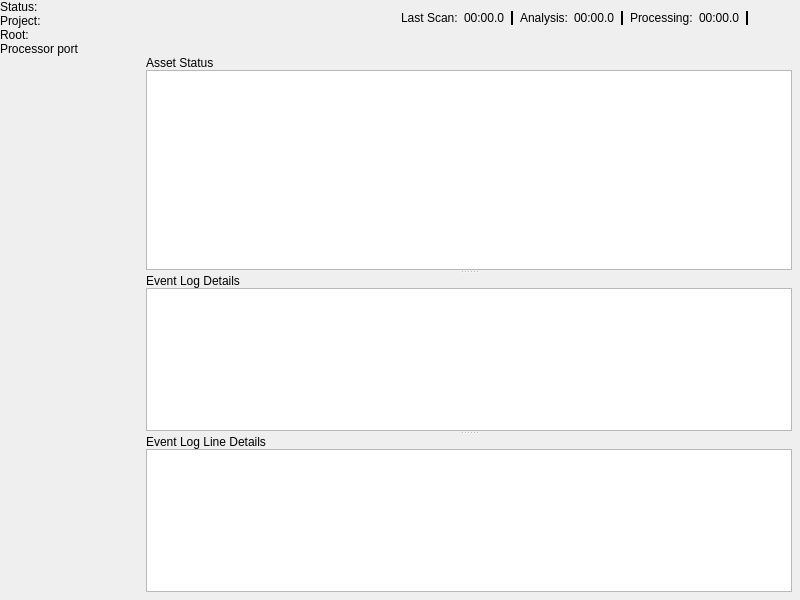
This is Code/Tools/AssetProcessor/native/ui/MainWindow.ui in o3de/o3de as Qt 5 draws it before an edit. The edited form follows.
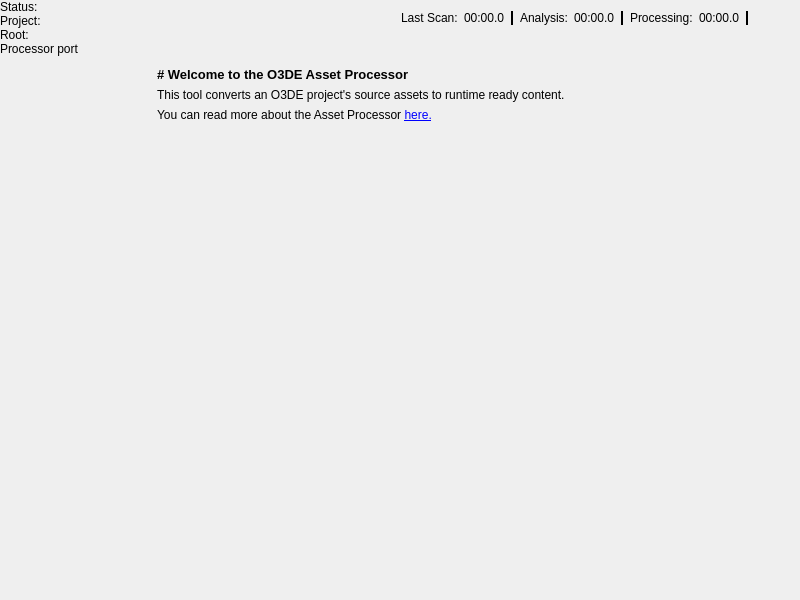
This is the edited form. Icons and pictures are not drawn. Custom widgets are drawn as their Qt base class.

Commit message:
Added a simple welcome screen to the Asset Processor, to make it easier to onboard to this tool. (#15572)
* Added a simple welcome screen to the Asset Processor, to make it easier to onboard to this tool.

* Gave unique names to widgets, adjusted text for non-game projects.

---------

```diff
--- a/Code/Tools/AssetProcessor/native/ui/MainWindow.ui
+++ b/Code/Tools/AssetProcessor/native/ui/MainWindow.ui
@@ -337,7 +337,61 @@
         <property name="currentIndex">
          <number>0</number>
         </property>
-        <widget class="QSplitter" name="jobDialogSplitter">
+         <widget class="QWidget" name="WelcomePage">
+           <layout class="QVBoxLayout" name="WelcomeVerticalLayout">
+             <item>
+              <widget class="QLabel" name="welcomeScreenTitle">
+               <property name="font">
+                <font>
+                 <pointsize>10</pointsize>
+                 <weight>75</weight>
+                 <bold>true</bold>
+                </font>
+               </property>
+               <property name="text">
+                <string># Welcome to the O3DE Asset Processor</string>
+               </property>
+               <property name="textFormat">
+                <enum>Qt::MarkdownText</enum>
+               </property>
+              </widget>
+             </item>
+             <item>
+               <widget class="QLabel" name="WelcomeDescriptionLabel1">
+                 <property name="text">
+                   <string>This tool converts an O3DE project's source assets to runtime ready content.</string>
+                 </property>
+               </widget>
+             </item>
+             <item>
+               <widget class="QLabel" name="WelcomeDescriptionLabel2">
+                 <property name="text">
+                   <string>You can read more about the Asset Processor &lt;a href=&quot;https://www.o3de.org/docs/user-guide/assets/asset-processor/&quot;&gt;here.&lt;/a&gt;</string>
+                 </property>
+                 <property name="openExternalLinks">
+                   <bool>true</bool>
+                 </property>
+                 <property name="textInteractionFlags">
+                   <set>Qt::LinksAccessibleByKeyboard|Qt::LinksAccessibleByMouse</set>
+                 </property>
+               </widget>
+             </item>
+             <item>
+               <spacer name="welcomeScreenVerticalSpacer">
+                 <property name="orientation">
+                   <enum>Qt::Vertical</enum>
+                 </property>
+                 <property name="sizeHint" stdset="0">
+                   <size>
+                     <width>16</width>
+                     <height>40</height>
+                   </size>
+                 </property>
+               </spacer>
+             </item>
+           </layout>
+         </widget>
+         <widget class="QSplitter" name="jobDialogSplitter">
          <property name="orientation">
           <enum>Qt::Vertical</enum>
          </property>
```
The commit also changes 2 other files.
